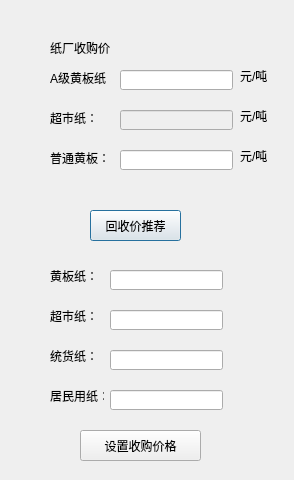
Old version of the form pricesetdialog.ui in the repository ljhuan/WasteRecycle.
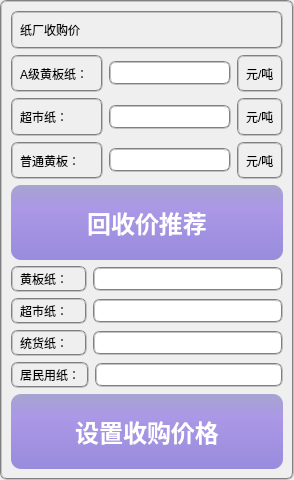
New version of the form.

Patch:
```diff
--- a/pricesetdialog.ui
+++ b/pricesetdialog.ui
@@ -13,251 +13,259 @@
   <property name="windowTitle">
    <string>回收价格设置</string>
   </property>
+  <property name="styleSheet">
+   <string notr="true">border:2px groove gray;border-radius:7px;padding:2px 4px;</string>
+  </property>
+  <layout class="QVBoxLayout" name="verticalLayout" stretch="1,1,1,1,2,1,1,1,1,2">
+   <item>
   <widget class="QLabel" name="label">
-   <property name="geometry">
-    <rect>
-     <x>50</x>
-     <y>40</y>
-     <width>91</width>
-     <height>16</height>
-    </rect>
-   </property>
    <property name="text">
     <string>纸厂收购价</string>
    </property>
   </widget>
+   </item>
+   <item>
+    <layout class="QHBoxLayout" name="horizontalLayout" stretch="3,4,1">
+     <item>
   <widget class="QLabel" name="label_2">
-   <property name="geometry">
-    <rect>
-     <x>50</x>
-     <y>70</y>
-     <width>61</width>
-     <height>16</height>
-    </rect>
-   </property>
    <property name="text">
     <string>A级黄板纸：</string>
    </property>
   </widget>
+     </item>
+     <item>
   <widget class="QLineEdit" name="le_factoryPrice_A">
-   <property name="geometry">
-    <rect>
-     <x>120</x>
-     <y>70</y>
-     <width>113</width>
-     <height>20</height>
-    </rect>
-   </property>
-  </widget>
+       <property name="styleSheet">
+        <string notr="true">border:2px groove gray;border-radius:7px;padding:2px 4px;</string>
+       </property>
+      </widget>
+     </item>
+     <item>
+      <widget class="QLabel" name="label_10">
+       <property name="text">
+        <string>元/吨</string>
+       </property>
+      </widget>
+     </item>
+    </layout>
+   </item>
+   <item>
+    <layout class="QHBoxLayout" name="horizontalLayout_2" stretch="3,4,1">
+     <item>
   <widget class="QLabel" name="label_3">
-   <property name="geometry">
-    <rect>
-     <x>50</x>
-     <y>110</y>
-     <width>51</width>
-     <height>16</height>
-    </rect>
-   </property>
    <property name="text">
     <string>超市纸：</string>
    </property>
   </widget>
-  <widget class="QLabel" name="label_4">
-   <property name="geometry">
-    <rect>
-     <x>50</x>
-     <y>150</y>
-     <width>61</width>
-     <height>16</height>
-    </rect>
-   </property>
-   <property name="text">
-    <string>普通黄板：</string>
-   </property>
-  </widget>
+     </item>
+     <item>
   <widget class="QLineEdit" name="le_factoryPrice_B">
    <property name="enabled">
     <bool>false</bool>
    </property>
-   <property name="geometry">
-    <rect>
-     <x>120</x>
-     <y>110</y>
-     <width>113</width>
-     <height>20</height>
-    </rect>
+       <property name="styleSheet">
+        <string notr="true">border:2px groove gray;border-radius:7px;padding:2px 4px;</string>
    </property>
    <property name="readOnly">
     <bool>false</bool>
    </property>
   </widget>
+     </item>
+     <item>
+      <widget class="QLabel" name="label_11">
+       <property name="text">
+        <string>元/吨</string>
+       </property>
+      </widget>
+     </item>
+    </layout>
+   </item>
+   <item>
+    <layout class="QHBoxLayout" name="horizontalLayout_3" stretch="3,4,1">
+     <item>
+      <widget class="QLabel" name="label_4">
+       <property name="text">
+        <string>普通黄板：</string>
+       </property>
+      </widget>
+     </item>
+     <item>
   <widget class="QLineEdit" name="le_factoryPrice_C">
-   <property name="geometry">
-    <rect>
-     <x>120</x>
-     <y>150</y>
-     <width>113</width>
-     <height>20</height>
-    </rect>
-   </property>
-  </widget>
+       <property name="styleSheet">
+        <string notr="true">border:2px groove gray;border-radius:7px;padding:2px 4px;</string>
+       </property>
+      </widget>
+     </item>
+     <item>
+      <widget class="QLabel" name="label_12">
+       <property name="text">
+        <string>元/吨</string>
+       </property>
+      </widget>
+     </item>
+    </layout>
+   </item>
+   <item>
+    <widget class="QPushButton" name="btn_priceRecommend">
+     <property name="sizePolicy">
+      <sizepolicy hsizetype="Preferred" vsizetype="Preferred">
+       <horstretch>0</horstretch>
+       <verstretch>0</verstretch>
+      </sizepolicy>
+     </property>
+     <property name="font">
+      <font>
+       <family>Arial</family>
+       <pointsize>18</pointsize>
+       <weight>75</weight>
+       <bold>true</bold>
+      </font>
+     </property>
+     <property name="styleSheet">
+      <string notr="true">QPushButton{color: rgb(255, 255, 255);
+			background: qlineargradient(x1:0, y1:0, x2:0, y2:1, stop:0 rgb(166,164,208),stop:0.3 rgb(171,152,230), stop:1 rgb(152,140,220));
+            border:1px;
+            border-radius:10px;
+            padding:2px 4px;
+}
+QPushButton:hover{
+            color: rgb(255, 255, 255); 
+            background: qlineargradient(x1:0, y1:0, x2:0, y2:1, stop:0 rgb(130,120,226), stop:0.3 rgb(120,130,230), stop:1 rgb(125,140,226));
+            border:1px;
+            border-radius:10px;
+            padding:2px 4px;
+        }
+        QPushButton:pressed{
+            color: rgb(255, 255, 255);
+            background: qlineargradient(x1:0, y1:0, x2:0, y2:1, stop:0 rgb(240,156,121), stop:0.3 rgb(220,160,140), stop:1 rgb(230,140,120));
+            border:1px;
+            border-radius:10px;
+            padding:2px 4px;
+        }
+</string>
+     </property>
+     <property name="text">
+      <string>回收价推荐</string>
+     </property>
+    </widget>
+   </item>
+   <item>
+    <layout class="QHBoxLayout" name="horizontalLayout_4" stretch="2,5">
+     <item>
   <widget class="QLabel" name="label_6">
-   <property name="geometry">
-    <rect>
-     <x>50</x>
-     <y>270</y>
-     <width>54</width>
-     <height>12</height>
-    </rect>
-   </property>
    <property name="text">
     <string>黄板纸：</string>
    </property>
   </widget>
+     </item>
+     <item>
   <widget class="QLineEdit" name="le_storePrice_A">
-   <property name="geometry">
-    <rect>
-     <x>110</x>
-     <y>270</y>
-     <width>113</width>
-     <height>20</height>
-    </rect>
-   </property>
-  </widget>
+       <property name="styleSheet">
+        <string notr="true">border:2px groove gray;border-radius:7px;padding:2px 4px;</string>
+       </property>
+      </widget>
+     </item>
+    </layout>
+   </item>
+   <item>
+    <layout class="QHBoxLayout" name="horizontalLayout_5" stretch="2,5">
+     <item>
   <widget class="QLabel" name="label_7">
-   <property name="geometry">
-    <rect>
-     <x>50</x>
-     <y>310</y>
-     <width>54</width>
-     <height>12</height>
-    </rect>
-   </property>
    <property name="text">
     <string>超市纸：</string>
    </property>
   </widget>
+     </item>
+     <item>
+      <widget class="QLineEdit" name="le_storePrice_B">
+       <property name="styleSheet">
+        <string notr="true">border:2px groove gray;border-radius:7px;padding:2px 4px;</string>
+       </property>
+      </widget>
+     </item>
+    </layout>
+   </item>
+   <item>
+    <layout class="QHBoxLayout" name="horizontalLayout_6" stretch="2,5">
+     <item>
   <widget class="QLabel" name="label_8">
-   <property name="geometry">
-    <rect>
-     <x>50</x>
-     <y>350</y>
-     <width>54</width>
-     <height>12</height>
-    </rect>
-   </property>
    <property name="text">
     <string>统货纸：</string>
    </property>
   </widget>
-  <widget class="QLineEdit" name="le_storePrice_B">
-   <property name="geometry">
-    <rect>
-     <x>110</x>
-     <y>310</y>
-     <width>113</width>
-     <height>20</height>
-    </rect>
-   </property>
-  </widget>
+     </item>
+     <item>
   <widget class="QLineEdit" name="le_storePrice_C">
-   <property name="geometry">
-    <rect>
-     <x>110</x>
-     <y>350</y>
-     <width>113</width>
-     <height>20</height>
-    </rect>
-   </property>
-  </widget>
-  <widget class="QPushButton" name="btn_priceRecommend">
-   <property name="geometry">
-    <rect>
-     <x>90</x>
-     <y>210</y>
-     <width>91</width>
-     <height>31</height>
-    </rect>
-   </property>
-   <property name="text">
-    <string>回收价推荐</string>
-   </property>
-  </widget>
+       <property name="styleSheet">
+        <string notr="true">border:2px groove gray;border-radius:7px;padding:2px 4px;</string>
+       </property>
+      </widget>
+     </item>
+    </layout>
+   </item>
+   <item>
+    <layout class="QHBoxLayout" name="horizontalLayout_7" stretch="2,5">
+     <item>
   <widget class="QLabel" name="label_9">
-   <property name="geometry">
-    <rect>
-     <x>50</x>
-     <y>390</y>
-     <width>54</width>
-     <height>12</height>
-    </rect>
-   </property>
    <property name="text">
     <string>居民用纸：</string>
    </property>
   </widget>
+     </item>
+     <item>
   <widget class="QLineEdit" name="le_storePrice_D">
-   <property name="geometry">
-    <rect>
-     <x>110</x>
-     <y>390</y>
-     <width>113</width>
-     <height>20</height>
-    </rect>
-   </property>
-  </widget>
+       <property name="styleSheet">
+        <string notr="true">border:2px groove gray;border-radius:7px;padding:2px 4px;</string>
+       </property>
+      </widget>
+     </item>
+    </layout>
+   </item>
+   <item>
   <widget class="QPushButton" name="btn_priceSet">
-   <property name="geometry">
-    <rect>
-     <x>80</x>
-     <y>430</y>
-     <width>121</width>
-     <height>31</height>
-    </rect>
+     <property name="sizePolicy">
+      <sizepolicy hsizetype="Preferred" vsizetype="Preferred">
+       <horstretch>0</horstretch>
+       <verstretch>0</verstretch>
+      </sizepolicy>
+     </property>
+     <property name="font">
+      <font>
+       <family>Arial</family>
+       <pointsize>18</pointsize>
+       <weight>75</weight>
+       <bold>true</bold>
+      </font>
+     </property>
+     <property name="styleSheet">
+      <string notr="true">QPushButton{color: rgb(255, 255, 255);
+			background: qlineargradient(x1:0, y1:0, x2:0, y2:1, stop:0 rgb(166,164,208),stop:0.3 rgb(171,152,230), stop:1 rgb(152,140,220));
+            border:1px;
+            border-radius:10px;
+            padding:2px 4px;
+}
+QPushButton:hover{
+            color: rgb(255, 255, 255); 
+            background: qlineargradient(x1:0, y1:0, x2:0, y2:1, stop:0 rgb(130,120,226), stop:0.3 rgb(120,130,230), stop:1 rgb(125,140,226));
+            border:1px;
+            border-radius:10px;
+            padding:2px 4px;
+        }
+        QPushButton:pressed{
+            color: rgb(255, 255, 255);
+            background: qlineargradient(x1:0, y1:0, x2:0, y2:1, stop:0 rgb(240,156,121), stop:0.3 rgb(220,160,140), stop:1 rgb(230,140,120));
+            border:1px;
+            border-radius:10px;
+            padding:2px 4px;
+        }
+</string>
    </property>
    <property name="text">
     <string>设置收购价格</string>
    </property>
   </widget>
-  <widget class="QLabel" name="label_10">
-   <property name="geometry">
-    <rect>
-     <x>240</x>
-     <y>70</y>
-     <width>54</width>
-     <height>12</height>
-    </rect>
-   </property>
-   <property name="text">
-    <string>元/吨</string>
-   </property>
-  </widget>
-  <widget class="QLabel" name="label_11">
-   <property name="geometry">
-    <rect>
-     <x>240</x>
-     <y>110</y>
-     <width>54</width>
-     <height>12</height>
-    </rect>
-   </property>
-   <property name="text">
-    <string>元/吨</string>
-   </property>
-  </widget>
-  <widget class="QLabel" name="label_12">
-   <property name="geometry">
-    <rect>
-     <x>240</x>
-     <y>150</y>
-     <width>54</width>
-     <height>12</height>
-    </rect>
-   </property>
-   <property name="text">
-    <string>元/吨</string>
-   </property>
-  </widget>
+   </item>
+  </layout>
  </widget>
  <resources/>
  <connections/>
```
Lines whose indentation alone changed are shown as unchanged.
